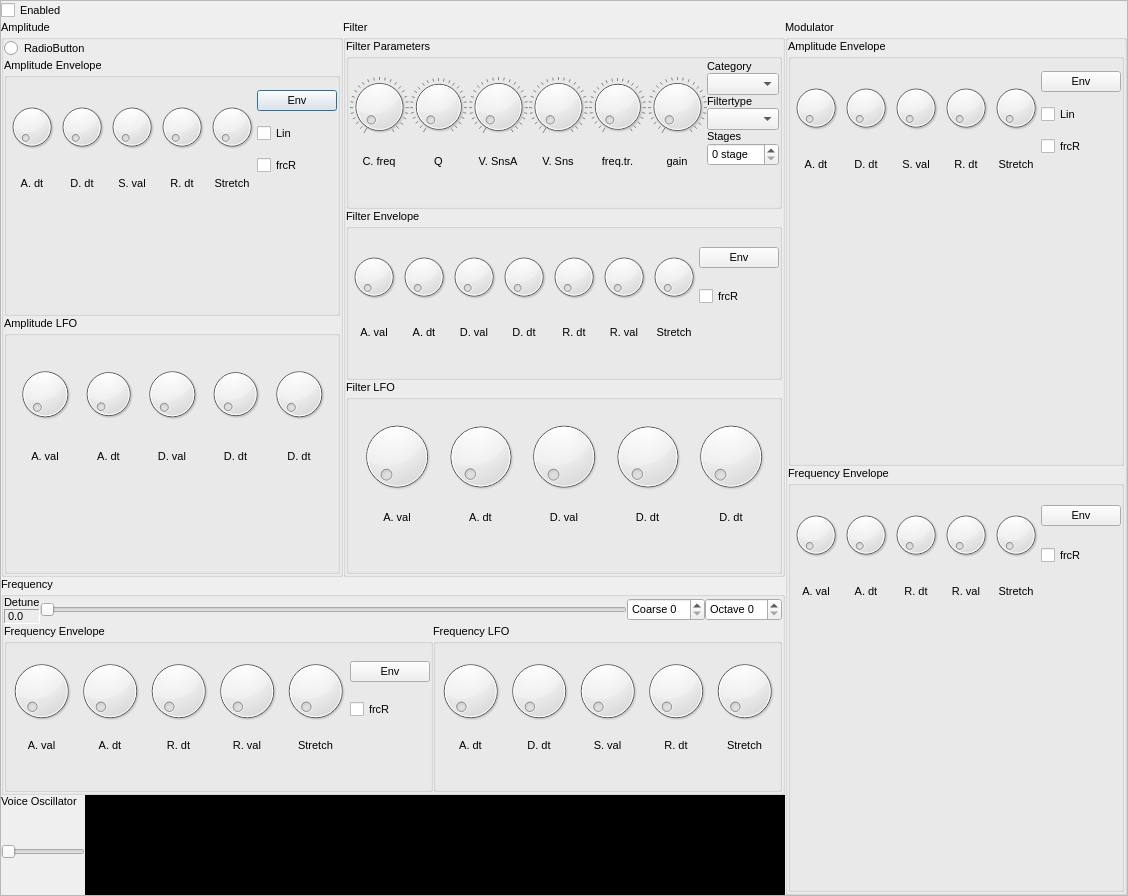
Old version of the form src/NewUI/Addnote/VoiceList.ui in the repository saidinesh5/ZynAddSubFX.
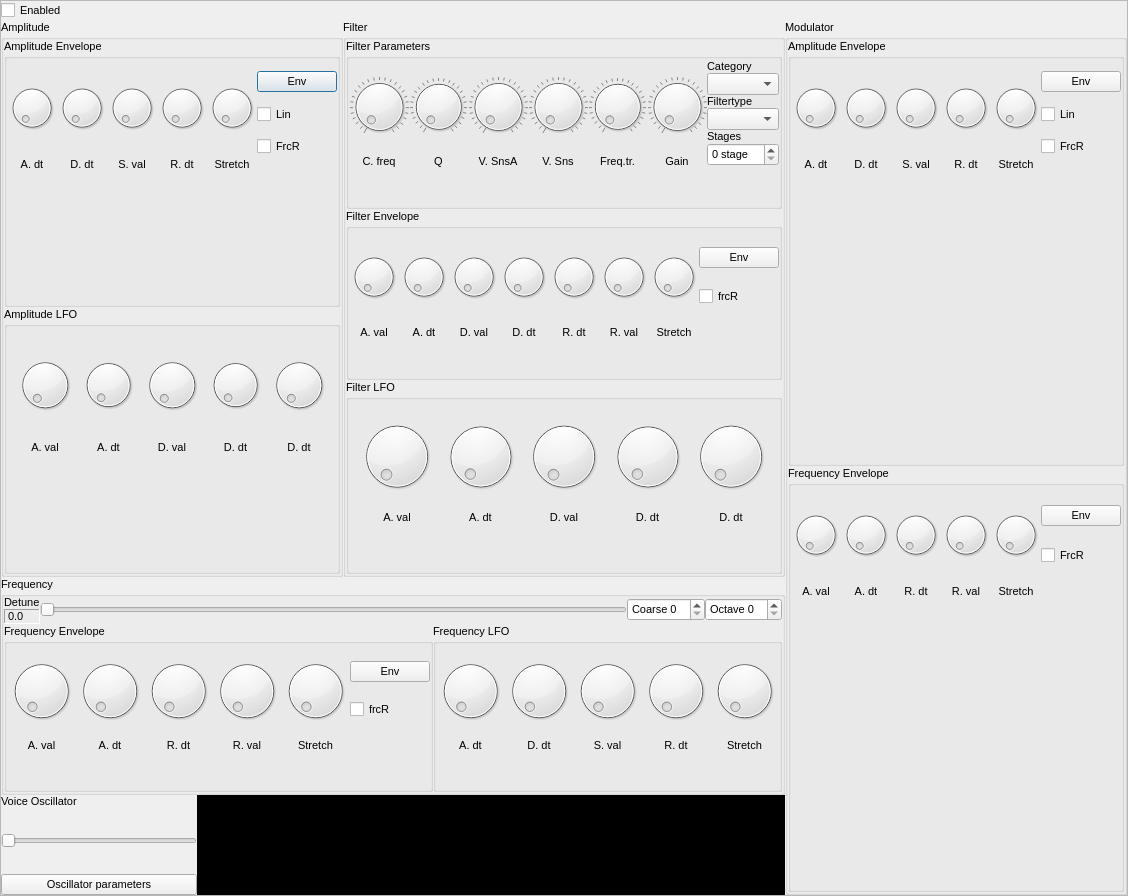
New version of the form. Custom widgets are drawn as their Qt base class.

The edit to the form file:
```diff
--- a/src/NewUI/Addnote/VoiceList.ui
+++ b/src/NewUI/Addnote/VoiceList.ui
@@ -6,7 +6,7 @@
    <rect>
     <x>0</x>
     <y>0</y>
-    <width>1072</width>
+    <width>1078</width>
     <height>896</height>
    </rect>
   </property>
@@ -80,13 +80,6 @@
             <property name="margin">
              <number>0</number>
             </property>
-            <item>
-             <widget class="QRadioButton" name="radioButton">
-              <property name="text">
-               <string>RadioButton</string>
-              </property>
-             </widget>
-            </item>
             <item>
              <widget class="GroupBox" name="amplitudeEnvelope">
               <property name="title">
@@ -246,7 +239,7 @@
                   <item>
                    <widget class="CheckBox" name="checkBox_7">
                     <property name="text">
-                     <string>frcR</string>
+                     <string>FrcR</string>
                     </property>
                     <property name="controlId" stdset="0">
                      <string>forced_release</string>
@@ -602,7 +595,7 @@
                <item row="1" column="7">
                 <widget class="QLabel" name="label_83">
                  <property name="text">
-                  <string>freq.tr.</string>
+                  <string>Freq.tr.</string>
                  </property>
                  <property name="alignment">
                   <set>Qt::AlignCenter</set>
@@ -612,7 +605,7 @@
                <item row="1" column="8">
                 <widget class="QLabel" name="label_84">
                  <property name="text">
-                  <string>gain</string>
+                  <string>Gain</string>
                  </property>
                  <property name="alignment">
                   <set>Qt::AlignCenter</set>
@@ -1095,14 +1088,27 @@
               <item>
                <widget class="QSlider" name="horizontalSlider">
                 <property name="sizePolicy">
-                 <sizepolicy hsizetype="Fixed" vsizetype="Preferred">
+                 <sizepolicy hsizetype="Preferred" vsizetype="Preferred">
                   <horstretch>0</horstretch>
                   <verstretch>0</verstretch>
                  </sizepolicy>
                 </property>
+                <property name="maximum">
+                 <number>127</number>
+                </property>
                 <property name="orientation">
                  <enum>Qt::Horizontal</enum>
                 </property>
+                <property name="controlId" stdset="0">
+                 <string>OSCIL.BASE_PARAMETERS</string>
+                </property>
+               </widget>
+              </item>
+              <item>
+               <widget class="QPushButton" name="buttonOscillator">
+                <property name="text">
+                 <string>Oscillator parameters</string>
+                </property>
                </widget>
               </item>
              </layout>
@@ -1760,7 +1766,7 @@
                   <item>
                    <widget class="CheckBox" name="checkBox_8">
                     <property name="text">
-                     <string>frcR</string>
+                     <string>FrcR</string>
                     </property>
                     <property name="controlId" stdset="0">
                      <string>forced_release</string>
@@ -1922,7 +1928,7 @@
                   <item>
                    <widget class="CheckBox" name="checkBox_5">
                     <property name="text">
-                     <string>frcR</string>
+                     <string>FrcR</string>
                     </property>
                     <property name="controlId" stdset="0">
                      <string>forced_release</string>
```
Left out of the diff: 18 changed lines with no effect on the pictures.
